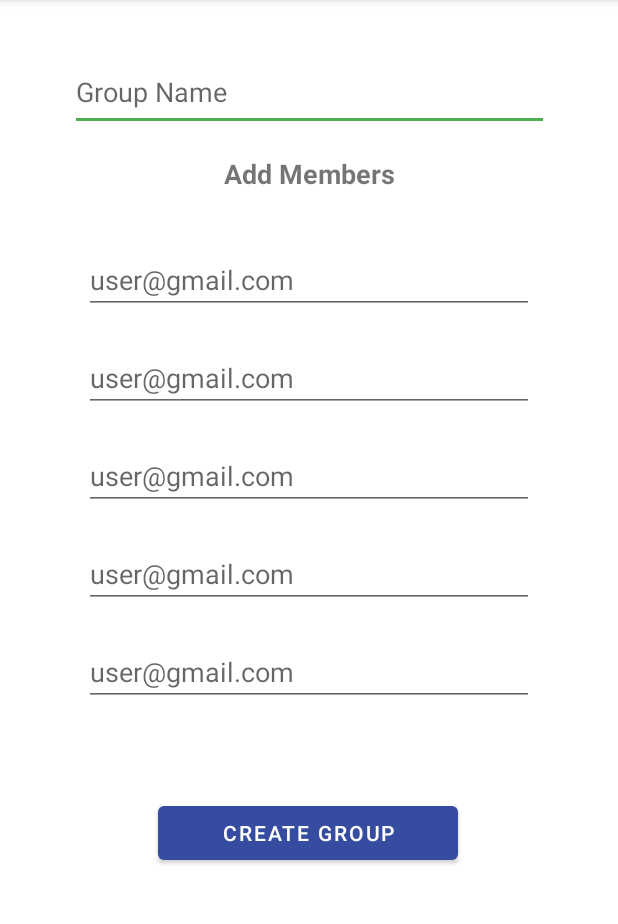
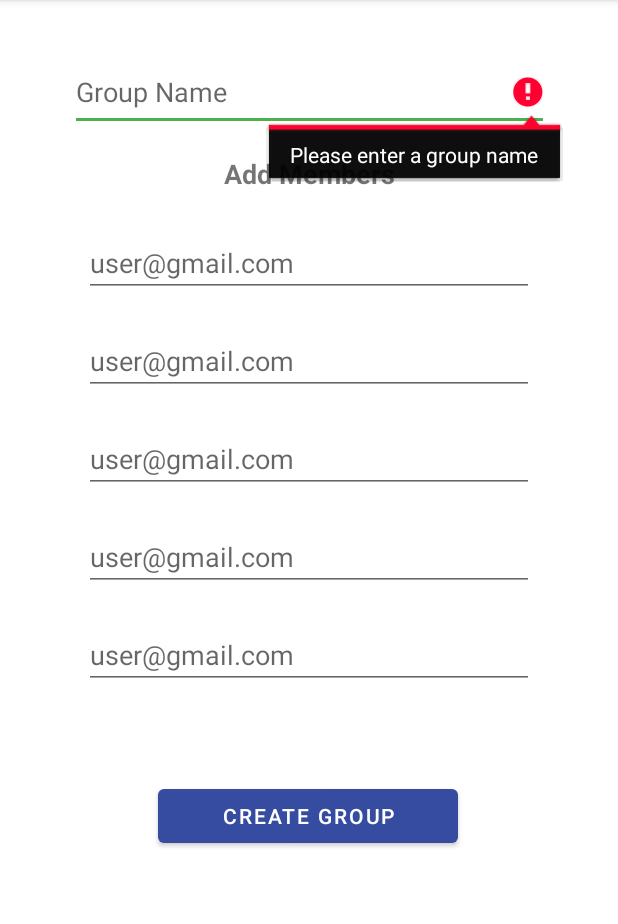
Before and after one commit to williamsizemore/ShareFinApp, an Android app: the CreateGroup screen opened directly, with no data from a screen before it, after a tap on "CREATE GROUP", on a phone screen of 412 x 824 dp, the part 84-1008 px from its top. Run offline under Robolectric (Android 15) with nearby library versions, the phone set to English and light mode, and no system bars.

Commit message:
3/29/21 completed basic createGroup functionality started work on activity feed to pull groups associated with user

```diff
--- a/app/src/main/java/com/example/sharefinapp/ActivityFeed.java
+++ b/app/src/main/java/com/example/sharefinapp/ActivityFeed.java
@@ -59,6 +59,7 @@ public class ActivityFeed extends AppCompatActivity implements View.OnClickListe
 
 
     }
+
     @Override
     public void onClick (View v) {
         int id = v.getId();
@@ -72,7 +73,7 @@ public class ActivityFeed extends AppCompatActivity implements View.OnClickListe
             case R.id.fabAddGroup:
                 Log.v("addGroup","Add Group was selected");
                 Intent createGroupIntent = new Intent(this, CreateGroup.class);
-                startActivity(createGroupIntent);
+                startActivityForResult(createGroupIntent,RESULT_OK);
                 break;
             case R.id.fabAddBill:
                 Log.v("addBill","Add bill was selected");
@@ -108,7 +109,6 @@ public class ActivityFeed extends AppCompatActivity implements View.OnClickListe
     // hide the mini FAB's and make them un-clickable
     public void closeFABMenu()
     {
-
         addButton.startAnimation(fab_counterClockwise);
         addGroupFAB.startAnimation(fab_close);
         addBillFAB.startAnimation(fab_close);
@@ -119,4 +119,6 @@ public class ActivityFeed extends AppCompatActivity implements View.OnClickListe
         addBillFAB.setClickable(false);
         isFABOpen = false;
     }
+
+
 }
--- a/app/src/main/java/com/example/sharefinapp/CreateGroup.java
+++ b/app/src/main/java/com/example/sharefinapp/CreateGroup.java
@@ -2,22 +2,15 @@ package com.example.sharefinapp;
 
 import androidx.appcompat.app.AppCompatActivity;
 
-import android.content.Context;
 import android.os.Bundle;
 import android.util.Log;
-import android.view.LayoutInflater;
+import android.util.Patterns;
 import android.view.View;
-import android.view.ViewGroup;
 import android.widget.EditText;
 import android.widget.LinearLayout;
-import android.widget.TextView;
+import android.widget.Toast;
 
-import com.firebase.ui.auth.FirebaseUiException;
-
-import java.lang.reflect.Array;
 import java.util.ArrayList;
-import java.util.HashSet;
-import java.util.List;
 
 public class CreateGroup extends AppCompatActivity {
 
@@ -33,19 +26,56 @@ public class CreateGroup extends AppCompatActivity {
     {
         ArrayList<EditText> userFieldList = (ArrayList<EditText>) getEditTextFields();
         ArrayList<String> users = new ArrayList<>();
+        EditText groupName = findViewById(R.id.editTextGroupName);
 
-        // loop through the editText fields to get just the filled in fields and add them to a users list
+
+        if (isValidGroupInput(groupName,userFieldList)) {
+            // loop through the editText fields to get just the filled in fields and add them to a users list
+            for (int i = 0; i < userFieldList.size(); i++) {
+                // if the field is is not empty then add it to the list
+                if (!userFieldList.get(i).getText().toString().isEmpty())
+                    users.add(userFieldList.get(i).getText().toString());
+
+            }
+            // add current user to the list for the group
+            users.add(DBManager.getInstance().getCurrentUserEmail());
+            Log.v("users List in Groups", users.toString());
+
+            Group group = new Group(groupName.getText().toString(),users);
+            DBManager.getInstance().insertData("groups",group);
+            finish();
+        }
+
+    }
+
+    // todo add further verification checks against existing users
+    public boolean isValidGroupInput(EditText groupName, ArrayList<EditText> userFieldList)
+    {
+        boolean validInput = true;
+
+        if (groupName.getText().toString().isEmpty())
+        {
+            validInput = false;
+            groupName.setError("Please enter a group name");
+        }
+        int validCounter = 0;
         for (int i = 0; i < userFieldList.size(); i++)
         {
-            if (!userFieldList.get(i).getText().toString().isEmpty())
-                users.add(userFieldList.get(i).getText().toString());
+            if (!userFieldList.get(i).getText().toString().isEmpty() && !Patterns.EMAIL_ADDRESS.matcher(userFieldList.get(i).getText().toString()).matches()) {
+                validInput = false;
+                userFieldList.get(i).setError("Please enter a valid email address");
+            }
+            else if(!userFieldList.get(i).getText().toString().isEmpty())
+                validCounter++;
         }
-        users.add(DBManager.getInstance().getCurrentUserEmail());
 
-        Log.v("users List in Groups",users.toString());
+        if (validCounter == 0)
+        {
+            validInput = false;
+            Toast.makeText(this,"Please enter a user to add",Toast.LENGTH_LONG).show();
+        }
 
-        //TODO - add to the database
-        //      this might have to be done through Strings instead of USERID... idk
+        return validInput;
     }
 
     // get the textFields for the user emails in the group creation screen
--- a/app/src/main/res/layout/activity_create_group.xml
+++ b/app/src/main/res/layout/activity_create_group.xml
@@ -38,15 +38,16 @@
 
     <LinearLayout
         android:id="@+id/addUsersToGroupLayoutParent"
-        android:layout_width="412dp"
+        android:layout_width="match_parent"
         android:layout_height="356dp"
-        android:layout_marginTop="52dp"
         android:gravity="center"
         android:orientation="vertical"
+        app:layout_constraintBottom_toBottomOf="parent"
         app:layout_constraintEnd_toEndOf="parent"
         app:layout_constraintHorizontal_bias="0.0"
         app:layout_constraintStart_toStartOf="parent"
-        app:layout_constraintTop_toBottomOf="@+id/editTextGroupName">
+        app:layout_constraintTop_toBottomOf="@+id/textView"
+        app:layout_constraintVertical_bias="0.0">
 
 
         <EditText
--- a/app/src/main/res/values/strings.xml
+++ b/app/src/main/res/values/strings.xml
@@ -10,8 +10,8 @@
     <string name="invalid_password">Password must be >5 characters</string>
     <string name="login_failed">"Login failed"</string>
     <string name="title_activity_feed">ActivityFeed</string>
-    <string name="tab_text_1">Tab 1</string>
-    <string name="tab_text_2">Tab 2</string>
+    <string name="tab_text_1">Groups</string>
+    <string name="tab_text_2">Bills</string>
     <string name="tab1">Tab 3</string>
     <string-array name="category">
         <item>Category</item>
@@ -29,4 +29,5 @@
     <string name="create_group">Create Group</string>
     <string name="add_members">Add Members</string>
     <string name="group_name">Group Name</string>
+
 </resources>
```
Also changed, not shown: app/src/main/java/ActivityFeedAdapter.java (added, +32 -0 lines), app/src/main/java/com/example/sharefinapp/DBManager.java (+27 -15 lines), app/src/main/java/com/example/sharefinapp/LoginActivity.java (+12 -1 lines), app/src/main/res/layout/activity_feed.xml (+11 -1 lines), app/src/main/res/values/firestore_collections.xml (added, +8 -0 lines).
